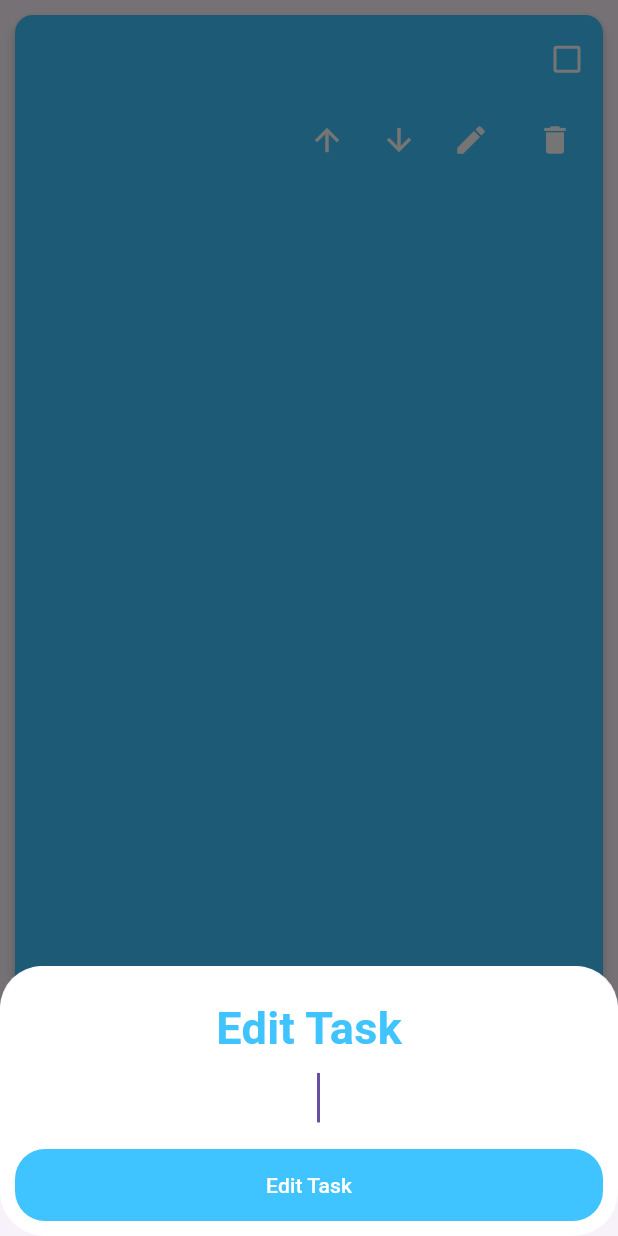
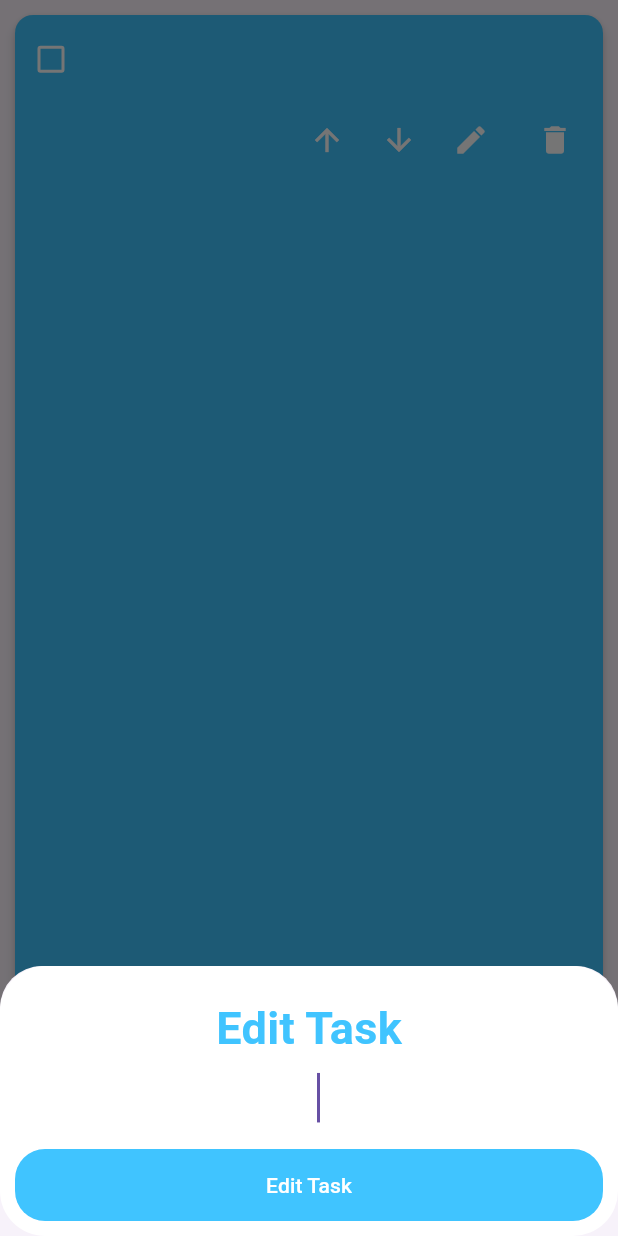
Before and after one commit to dshreddy/todo-list-flutter, a Flutter app: the TaskItem widget shown alone on an empty page, opened directly with empty values, after a tap on the "edit" icon, on a phone screen of 412 x 824 dp. Run offline on Flutter 3.47's test engine with Material 3 defaults, Android fonts, the phone set to English and light mode, and no system bars.

Commit message:
corrected task text overflow

```diff
--- a/lib/components/task_item.dart
+++ b/lib/components/task_item.dart
@@ -29,22 +29,7 @@ class _TaskItemState extends State<TaskItem> {
       child: Column(
         children: <Widget>[
           Row(
-            mainAxisAlignment: MainAxisAlignment.spaceBetween,
             children: <Widget>[
-              Padding(
-                padding: const EdgeInsets.all(15.0),
-                child: Text(
-                  widget.taskText,
-                  style: TextStyle(
-                    decorationColor: Colors.white,
-                    decorationThickness: 2,
-                    decoration: isChecked ? TextDecoration.lineThrough : null,
-                    color: Colors.white,
-                    fontSize: 20,
-                    fontWeight: FontWeight.w500,
-                  ),
-                ),
-              ),
               Checkbox(
                 side: const BorderSide(color: Colors.white, width: 2),
                 checkColor: Colors.lightBlueAccent,
@@ -56,6 +41,27 @@ class _TaskItemState extends State<TaskItem> {
                     isChecked = (value != null);
                   });
                 },
+              ),
+              Expanded(
+                flex: 1,
+                child: Padding(
+                  padding: const EdgeInsets.all(15.0),
+                  child: SingleChildScrollView(
+                    scrollDirection: Axis.horizontal,
+                    child: Text(
+                      widget.taskText,
+                      style: TextStyle(
+                        decorationColor: Colors.white,
+                        decorationThickness: 2,
+                        decoration:
+                            isChecked ? TextDecoration.lineThrough : null,
+                        color: Colors.white,
+                        fontSize: 20,
+                        fontWeight: FontWeight.w500,
+                      ),
+                    ),
+                  ),
+                ),
               ),
             ],
           ),
```
Also changed, not shown: 63 other files.
